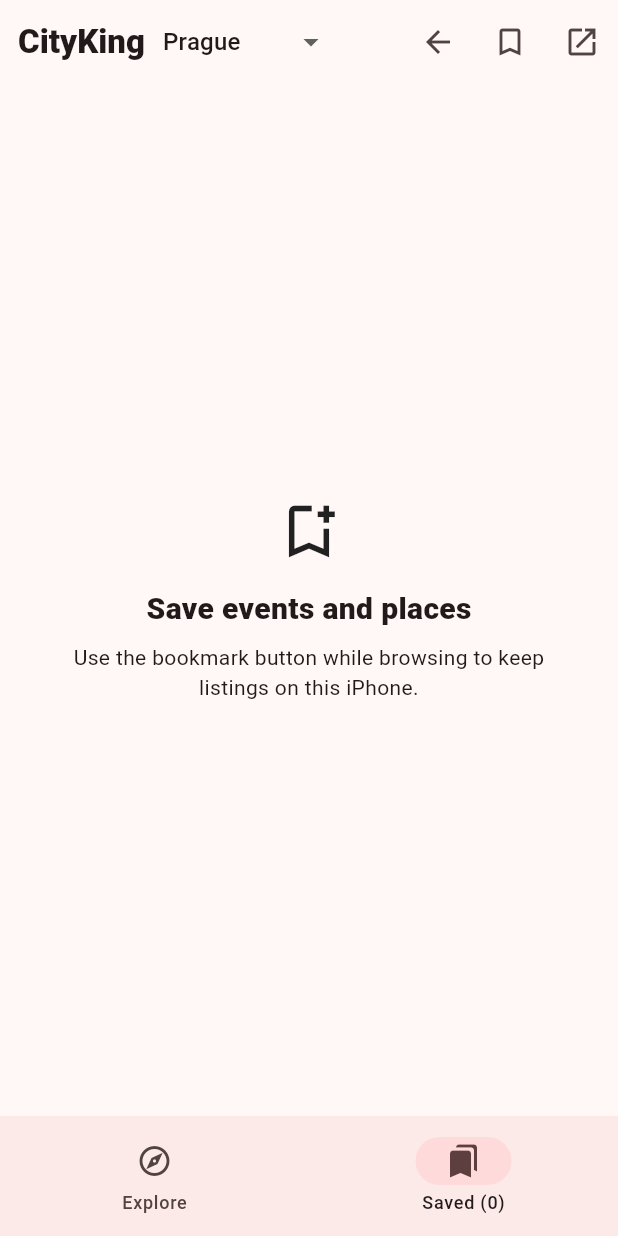
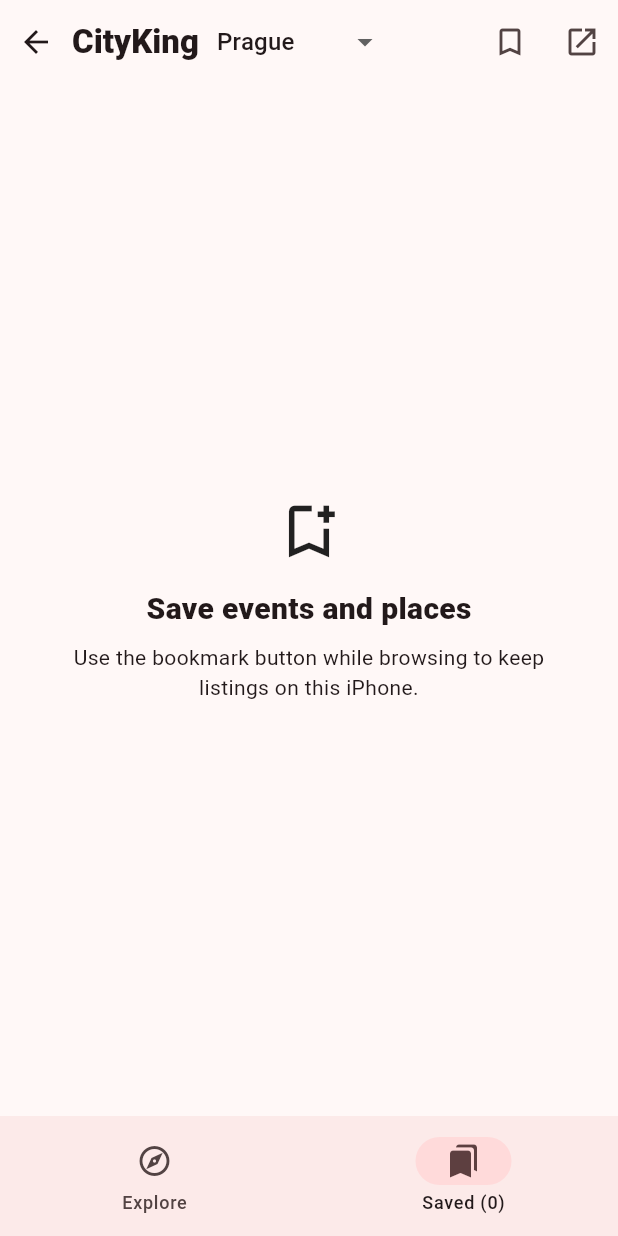
Before and after one commit to niico100/cityking-ios, a Flutter app: the screen it shows after launch, item 2 of the bottom bar chosen, after a tap on the "bookmark outline" icon, on a phone screen of 412 x 824 dp. Run offline on Flutter 3.47's test engine with Material 3 defaults, Android fonts, the phone set to English and light mode, and no system bars; our stand-ins replace shared_preferences, webview_flutter.

Commit message:
Enhance saved events for iOS review

```diff
--- a/lib/main.dart
+++ b/lib/main.dart
@@ -33,11 +33,15 @@ class SavedListing {
     required this.title,
     required this.url,
     required this.savedAt,
+    this.imageUrl,
+    this.startsAt,
   });
 
   final String title;
   final String url;
   final DateTime savedAt;
+  final String? imageUrl;
+  final DateTime? startsAt;
 
   String get id => Uri.parse(url).removeFragment().toString();
 
@@ -45,6 +49,8 @@ class SavedListing {
     'title': title,
     'url': url,
     'savedAt': savedAt.toIso8601String(),
+    if (imageUrl != null && imageUrl!.isNotEmpty) 'imageUrl': imageUrl!,
+    if (startsAt != null) 'startsAt': startsAt!.toIso8601String(),
   };
 
   static SavedListing? fromJson(Object? raw) {
@@ -54,11 +60,27 @@ class SavedListing {
     final title = raw['title']?.toString().trim() ?? '';
     final url = raw['url']?.toString().trim() ?? '';
     final savedAt = DateTime.tryParse(raw['savedAt']?.toString() ?? '');
+    final imageUrl = raw['imageUrl']?.toString().trim();
+    final startsAt = DateTime.tryParse(raw['startsAt']?.toString() ?? '');
     if (title.isEmpty || url.isEmpty || savedAt == null) {
       return null;
     }
-    return SavedListing(title: title, url: url, savedAt: savedAt);
+    return SavedListing(
+      title: title,
+      url: url,
+      savedAt: savedAt,
+      imageUrl: imageUrl == null || imageUrl.isEmpty ? null : imageUrl,
+      startsAt: startsAt,
+    );
   }
+}
+
+class _ListingMetadata {
+  const _ListingMetadata({this.title, this.imageUrl, this.startsAt});
+
+  final String? title;
+  final String? imageUrl;
+  final DateTime? startsAt;
 }
 
 class CityKingApp extends StatelessWidget {
@@ -216,11 +238,16 @@ class _CityKingHomeState extends State<CityKingHome> {
       return;
     }
     final title = (await _controller.getTitle())?.trim();
+    final metadata = await _readCurrentListingMetadata();
     final fallbackTitle = _selectedCity.name;
     final listing = SavedListing(
-      title: (title == null || title.isEmpty) ? fallbackTitle : title,
+      title:
+          metadata.title ??
+          ((title == null || title.isEmpty) ? fallbackTitle : title),
       url: uri.toString(),
       savedAt: DateTime.now(),
+      imageUrl: metadata.imageUrl,
+      startsAt: metadata.startsAt,
     );
     setState(() {
       _savedListings = [
@@ -233,6 +260,39 @@ class _CityKingHomeState extends State<CityKingHome> {
       ScaffoldMessenger.of(
         context,
       ).showSnackBar(const SnackBar(content: Text('Saved')));
+    }
+  }
+
+  Future<_ListingMetadata> _readCurrentListingMetadata() async {
+    try {
+      final raw = await _controller.runJavaScriptReturningResult('''
+        JSON.stringify({
+          title: document.querySelector('meta[property="og:title"]')?.content
+            || document.querySelector('h1')?.textContent
+            || document.title
+            || null,
+          imageUrl: document.querySelector('meta[property="og:image"]')?.content
+            || document.querySelector('article img')?.src
+            || document.querySelector('img')?.src
+            || null,
+          startsAt: document.querySelector('time[datetime]')?.getAttribute('datetime')
+            || document.querySelector('[data-starts-at]')?.getAttribute('data-starts-at')
+            || null
+        })
+      ''');
+      final payload = raw is String ? jsonDecode(raw) : raw;
+      if (payload is! Map) {
+        return const _ListingMetadata();
+      }
+      final title = payload['title']?.toString().trim();
+      final imageUrl = payload['imageUrl']?.toString().trim();
+      return _ListingMetadata(
+        title: title == null || title.isEmpty ? null : title,
+        imageUrl: imageUrl == null || imageUrl.isEmpty ? null : imageUrl,
+        startsAt: DateTime.tryParse(payload['startsAt']?.toString() ?? ''),
+      );
+    } catch (_) {
+      return const _ListingMetadata();
     }
   }
 
@@ -263,9 +323,19 @@ class _CityKingHomeState extends State<CityKingHome> {
   Widget build(BuildContext context) {
     return Scaffold(
       appBar: AppBar(
-        titleSpacing: 12,
+        automaticallyImplyLeading: false,
+        titleSpacing: 0,
         title: Row(
           children: [
+            IconButton(
+              tooltip: 'Back',
+              icon: const Icon(Icons.arrow_back),
+              onPressed: () async {
+                if (await _controller.canGoBack()) {
+                  await _controller.goBack();
+                }
+              },
+            ),
             const Text(
               'CityKing',
               style: TextStyle(fontWeight: FontWeight.w800),
@@ -294,15 +364,6 @@ class _CityKingHomeState extends State<CityKingHome> {
           ],
         ),
         actions: [
-          IconButton(
-            tooltip: 'Back',
-            icon: const Icon(Icons.arrow_back),
-            onPressed: () async {
-              if (await _controller.canGoBack()) {
-                await _controller.goBack();
-              }
-            },
-          ),
           IconButton(
             tooltip: _isCurrentPageSaved ? 'Saved' : 'Save',
             icon: Icon(
@@ -367,7 +428,7 @@ class _CityKingHomeState extends State<CityKingHome> {
   }
 }
 
-class SavedListingsView extends StatelessWidget {
+class SavedListingsView extends StatefulWidget {
   const SavedListingsView({
     required this.listings,
     required this.onOpen,
@@ -380,8 +441,15 @@ class SavedListingsView extends StatelessWidget {
   final ValueChanged<SavedListing> onRemove;
 
   @override
+  State<SavedListingsView> createState() => _SavedListingsViewState();
+}
+
+class _SavedListingsViewState extends State<SavedListingsView> {
+  var _showPast = false;
+
+  @override
   Widget build(BuildContext context) {
-    if (listings.isEmpty) {
+    if (widget.listings.isEmpty) {
       return const Center(
         child: Padding(
           padding: EdgeInsets.all(28),
@@ -404,11 +472,60 @@ class SavedListingsView extends StatelessWidget {
         ),
       );
     }
+    final now = DateTime.now();
+    final futureListings = widget.listings
+        .where(
+          (listing) =>
+              listing.startsAt == null || !listing.startsAt!.isBefore(now),
+        )
+        .toList();
+    final pastListings = widget.listings
+        .where(
+          (listing) =>
+              listing.startsAt != null && listing.startsAt!.isBefore(now),
+        )
+        .toList();
+    final visibleListings = _showPast ? pastListings : futureListings;
+
     return SafeArea(
-      child: ListView.separated(
-        padding: const EdgeInsets.fromLTRB(16, 16, 16, 28),
+      child: Column(
+        children: [
+          Padding(
+            padding: const EdgeInsets.fromLTRB(16, 14, 16, 8),
+            child: SegmentedButton<bool>(
+              segments: [
+                ButtonSegment(
+                  value: false,
+                  label: const Text('Future Events'),
+                  icon: const Icon(Icons.event_available),
+                ),
+                ButtonSegment(
+                  value: true,
+                  label: const Text('Past Events'),
+                  icon: const Icon(Icons.history),
+                ),
+              ],
+              selected: {_showPast},
+              onSelectionChanged: (selection) {
+                setState(() => _showPast = selection.first);
+              },
+              showSelectedIcon: false,
+            ),
+          ),
+          Expanded(
+            child: visibleListings.isEmpty
+                ? Center(
+                    child: Text(
+                      _showPast
+                          ? 'No past saved events'
+                          : 'No future saved events',
+                      style: const TextStyle(fontWeight: FontWeight.w700),
+                    ),
+                  )
+                : ListView.separated(
+                    padding: const EdgeInsets.fromLTRB(16, 8, 16, 28),
                     itemBuilder: (context, index) {
-          final listing = listings[index];
+                      final listing = visibleListings[index];
                       return Dismissible(
                         key: ValueKey(listing.id),
                         direction: DismissDirection.endToStart,
@@ -421,10 +538,14 @@ class SavedListingsView extends StatelessWidget {
                           ),
                           child: const Icon(Icons.delete, color: Colors.white),
                         ),
-            onDismissed: (_) => onRemove(listing),
+                        onDismissed: (_) => widget.onRemove(listing),
                         child: ListTile(
-              contentPadding: const EdgeInsets.symmetric(horizontal: 4),
-              leading: const CircleAvatar(child: Icon(Icons.bookmark)),
+                          contentPadding: const EdgeInsets.symmetric(
+                            horizontal: 4,
+                          ),
+                          leading: _SavedListingImage(
+                            imageUrl: listing.imageUrl,
+                          ),
                           title: Text(
                             listing.title,
                             maxLines: 2,
@@ -432,21 +553,62 @@ class SavedListingsView extends StatelessWidget {
                             style: const TextStyle(fontWeight: FontWeight.w700),
                           ),
                           subtitle: Text(
-                Uri.parse(listing.url).path,
+                            _savedListingSubtitle(listing),
                             maxLines: 1,
                             overflow: TextOverflow.ellipsis,
                           ),
                           trailing: IconButton(
                             tooltip: 'Remove',
                             icon: const Icon(Icons.close),
-                onPressed: () => onRemove(listing),
+                            onPressed: () => widget.onRemove(listing),
                           ),
-              onTap: () => onOpen(listing),
+                          onTap: () => widget.onOpen(listing),
                         ),
                       );
                     },
-        separatorBuilder: (context, index) => const Divider(height: 1),
-        itemCount: listings.length,
+                    separatorBuilder: (context, index) =>
+                        const Divider(height: 1),
+                    itemCount: visibleListings.length,
+                  ),
+          ),
+        ],
+      ),
+    );
+  }
+
+  String _savedListingSubtitle(SavedListing listing) {
+    final path = Uri.parse(listing.url).path;
+    final startsAt = listing.startsAt;
+    if (startsAt == null) {
+      return path;
+    }
+    final date =
+        '${startsAt.day.toString().padLeft(2, '0')}/${startsAt.month.toString().padLeft(2, '0')}/${startsAt.year}';
+    return '$date · $path';
+  }
+}
+
+class _SavedListingImage extends StatelessWidget {
+  const _SavedListingImage({required this.imageUrl});
+
+  final String? imageUrl;
+
+  @override
+  Widget build(BuildContext context) {
+    final url = imageUrl;
+    if (url == null || url.isEmpty) {
+      return const CircleAvatar(child: Icon(Icons.bookmark));
+    }
+    return ClipRRect(
+      borderRadius: BorderRadius.circular(10),
+      child: Image.network(
+        url,
+        width: 56,
+        height: 56,
+        fit: BoxFit.cover,
+        errorBuilder: (context, error, stackTrace) {
+          return const CircleAvatar(child: Icon(Icons.bookmark));
+        },
       ),
     );
   }
--- a/pubspec.yaml
+++ b/pubspec.yaml
@@ -16,7 +16,7 @@ publish_to: 'none' # Remove this line if you wish to publish to pub.dev
 # https://developer.apple.com/library/archive/documentation/General/Reference/InfoPlistKeyReference/Articles/CoreFoundationKeys.html
 # In Windows, build-name is used as the major, minor, and patch parts
 # of the product and file versions while build-number is used as the build suffix.
-version: 1.0.0+2
+version: 1.0.0+8
 
 environment:
   sdk: ^3.11.4
```
Lines whose indentation alone changed are shown as unchanged.
